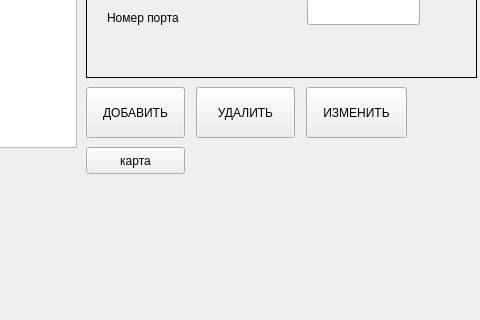
Qt form mainwindow.ui (GlebZigert/MyQTree) before a commit; both pictures show x 164 to 644 and y 339 to 659 of the 644 by 832 pixel window.
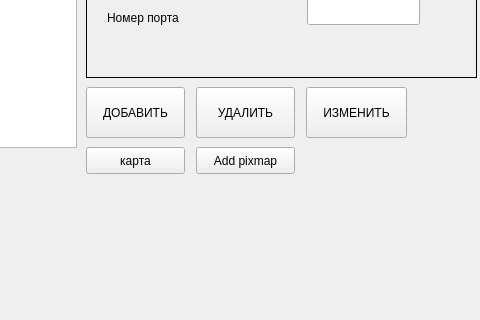
The same form after that commit.

Patch:
```diff
--- a/mainwindow.ui
+++ b/mainwindow.ui
@@ -761,6 +761,19 @@
      <string>карта</string>
     </property>
    </widget>
+   <widget class="QPushButton" name="pushButton_6">
+    <property name="geometry">
+     <rect>
+      <x>360</x>
+      <y>450</y>
+      <width>99</width>
+      <height>27</height>
+     </rect>
+    </property>
+    <property name="text">
+     <string>Add pixmap</string>
+    </property>
+   </widget>
   </widget>
   <widget class="QMenuBar" name="menuBar">
    <property name="geometry">
```
